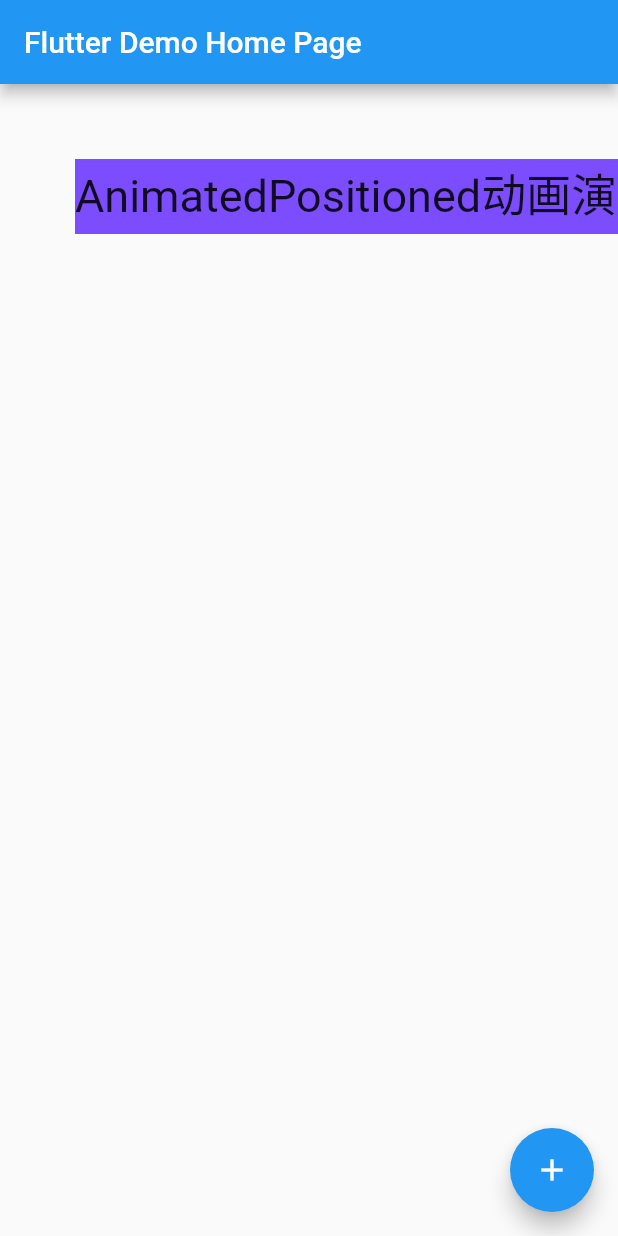
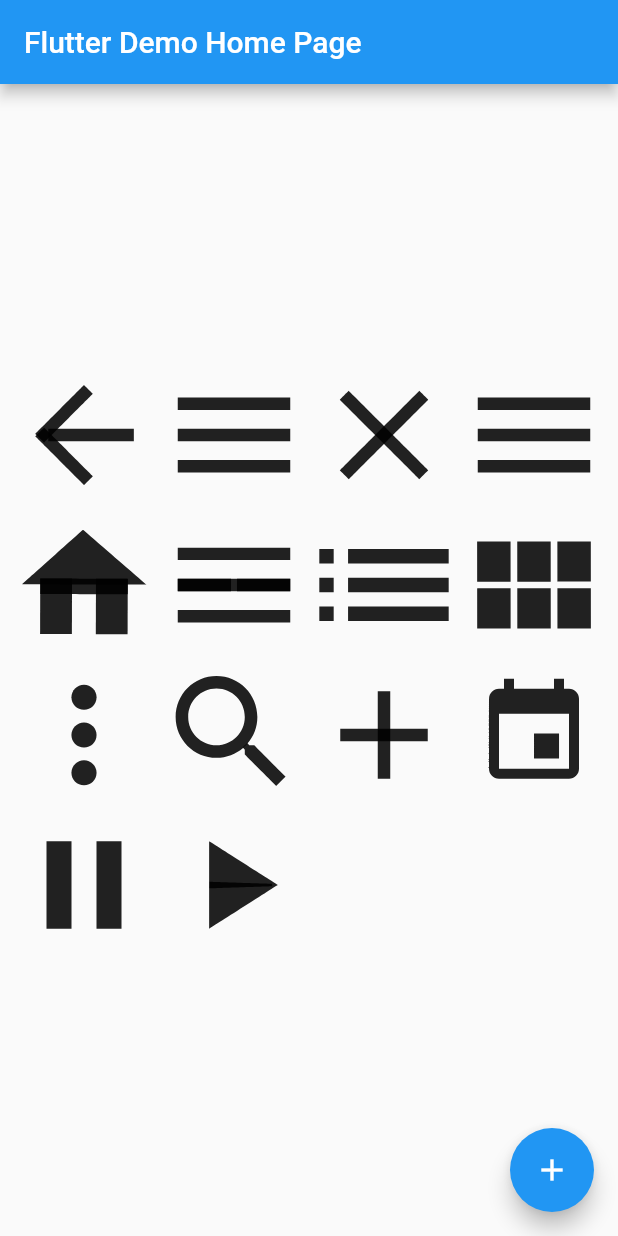
Before and after one commit to Mran/flutter_animate_demo, a Flutter app: the screen it shows after launch, on a phone screen of 412 x 824 dp. Run offline on Flutter 3.47's test engine with Material 2 defaults, Android fonts, the phone set to English and light mode, and no system bars.

Commit message:
AnimatedIcon

```diff
--- a/lib/main.dart
+++ b/lib/main.dart
@@ -53,10 +53,13 @@ class _MyHomePageState extends State<MyHomePage> with TickerProviderStateMixin {
   Alignment _alignment = Alignment.center;
   Matrix4 _matrix4 = Matrix4.translationValues(0, 0, 0);
   Color _color = Colors.amber;
+  AnimationController _controller;
 
   @override
   void initState() {
     super.initState();
+    _controller =
+        AnimationController(vsync: this, duration: Duration(milliseconds: 500));
   }
 
   void _animating() {
@@ -71,6 +74,7 @@ class _MyHomePageState extends State<MyHomePage> with TickerProviderStateMixin {
         _marginValue = 0.0;
         _alignment = Alignment.center;
         _matrix4 = Matrix4.translationValues(0, 0, 0);
+        _controller.forward();
       } else {
         _height = 200.0;
         _width = 200.0;
@@ -78,7 +82,8 @@ class _MyHomePageState extends State<MyHomePage> with TickerProviderStateMixin {
         _marginValue = 30.0;
         _color = Colors.blue;
         _alignment = Alignment.bottomRight;
-        _matrix4 = Matrix4.translationValues(20, 50, 0);
+        _matrix4 = Matrix4.translationValues(20, 100, 0);
+        _controller.reverse();
       }
       status = !status;
     });
@@ -99,20 +104,77 @@ class _MyHomePageState extends State<MyHomePage> with TickerProviderStateMixin {
       body: Center(
         child: GestureDetector(
           onTap: _animating,
-          child: Stack(
+          child: Wrap(
             children: <Widget>[
-              AnimatedPositioned(
-                top: status ? 50 : 100,
-                height: status ? 50 : 100,
-                left: status ? 50 : 100,
-                child: Container(
-                  color: Colors.deepPurpleAccent,
-                  child: Text(
-                    "AnimatedPositioned动画演示${switchSize}",
-                    style: TextStyle(fontSize: 30.0),
-                  ),
-                ),
-                duration: Duration(milliseconds: 500),
+              AnimatedIcon(
+                size: 100,
+                icon: AnimatedIcons.arrow_menu,
+                progress: _controller,
+              ),
+              AnimatedIcon(
+                size: 100,
+                icon: AnimatedIcons.menu_arrow,
+                progress: _controller,
+              ),
+              AnimatedIcon(
+                size: 100,
+                icon: AnimatedIcons.close_menu,
+                progress: _controller,
+              ),
+              AnimatedIcon(
+                size: 100,
+                icon: AnimatedIcons.menu_close,
+                progress: _controller,
+              ),
+              AnimatedIcon(
+                size: 100,
+                icon: AnimatedIcons.home_menu,
+                progress: _controller,
+              ),
+              AnimatedIcon(
+                size: 100,
+                icon: AnimatedIcons.menu_home,
+                progress: _controller,
+              ),
+              AnimatedIcon(
+                size: 100,
+                icon: AnimatedIcons.list_view,
+                progress: _controller,
+              ),
+              AnimatedIcon(
+                size: 100,
+                icon: AnimatedIcons.view_list,
+                progress: _controller,
+              ),
+              AnimatedIcon(
+                size: 100,
+                icon: AnimatedIcons.ellipsis_search,
+                progress: _controller,
+              ),
+              AnimatedIcon(
+                size: 100,
+                icon: AnimatedIcons.search_ellipsis,
+                progress: _controller,
+              ),
+              AnimatedIcon(
+                size: 100,
+                icon: AnimatedIcons.add_event,
+                progress: _controller,
+              ),
+              AnimatedIcon(
+                size: 100,
+                icon: AnimatedIcons.event_add,
+                progress: _controller,
+              ),
+              AnimatedIcon(
+                size: 100,
+                icon: AnimatedIcons.pause_play,
+                progress: _controller,
+              ),
+              AnimatedIcon(
+                size: 100,
+                icon: AnimatedIcons.play_pause,
+                progress: _controller,
               ),
             ],
           ),
```
